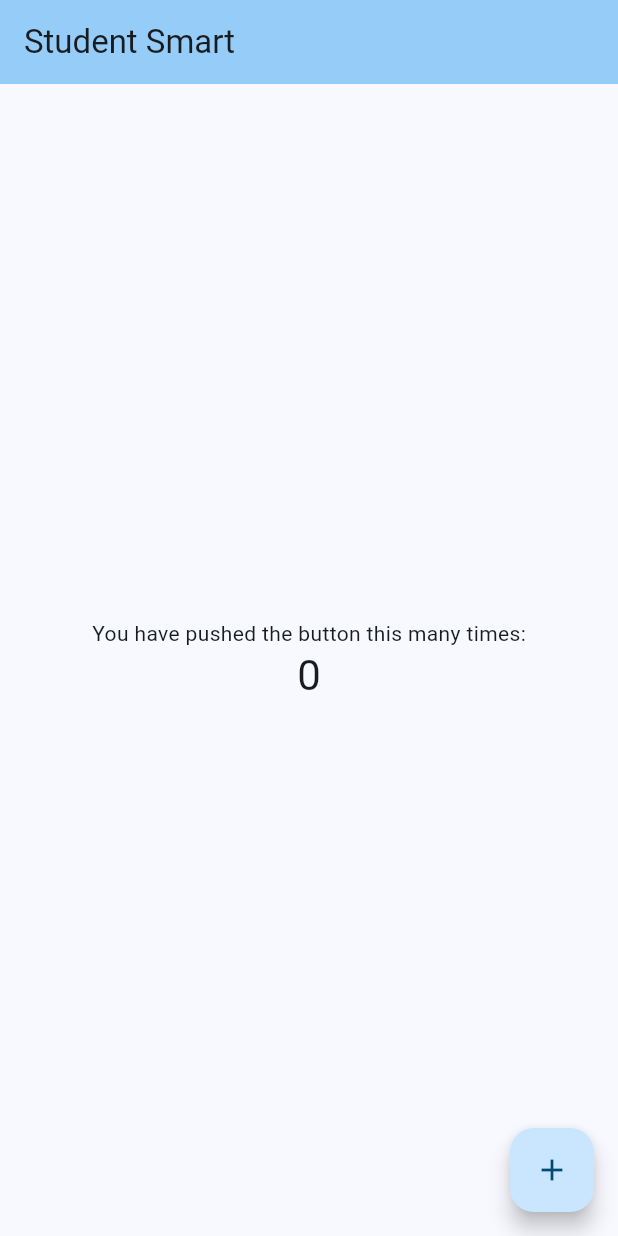
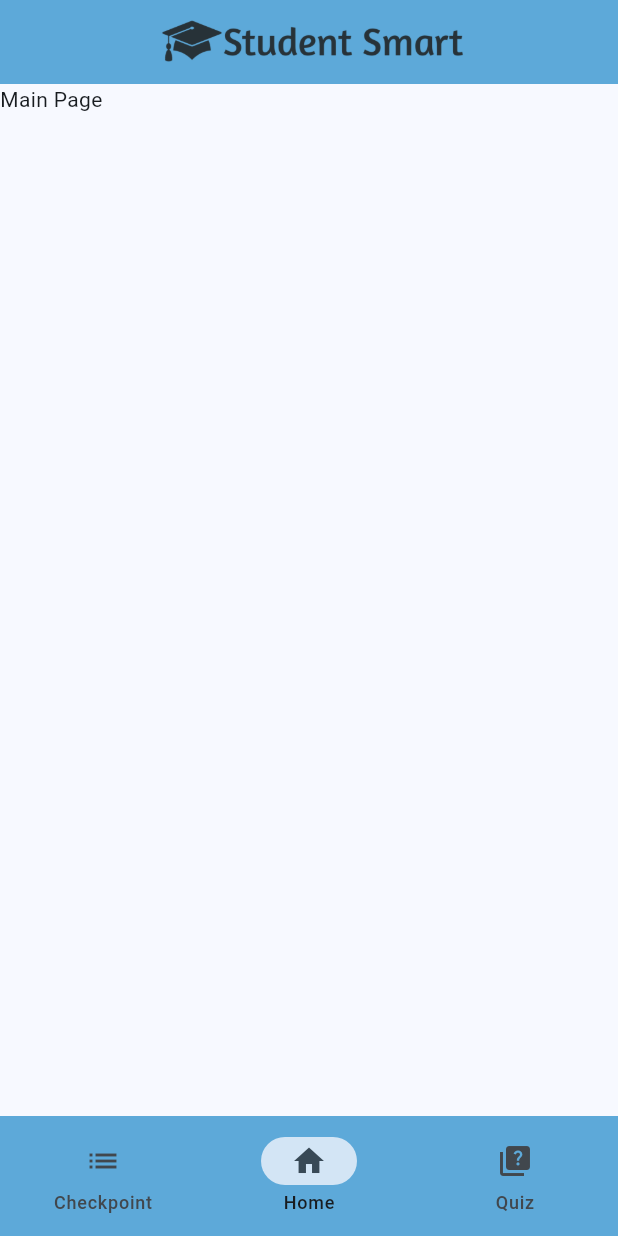
Before and after one commit to RaflySyauqi21/student_smart, a Flutter app: the screen it shows after launch, on a phone screen of 412 x 824 dp. Run offline on Flutter 3.47's test engine with Material 3 defaults, Android fonts, the phone set to English and light mode, and no system bars.

Commit message:
Feat: Add home, checkpoint, and quiz page

```diff
--- a/lib/main.dart
+++ b/lib/main.dart
@@ -1,4 +1,5 @@
 import 'package:flutter/material.dart';
+import 'package:student_smart/pages/home_page.dart';
 
 void main() {
   runApp(const MyApp());
@@ -13,110 +14,9 @@ class MyApp extends StatelessWidget {
     return MaterialApp(
       title: 'Flutter Demo',
       theme: ThemeData(
-        // This is the theme of your application.
-        //
-        // TRY THIS: Try running your application with "flutter run". You'll see
-        // the application has a purple toolbar. Then, without quitting the app,
-        // try changing the seedColor in the colorScheme below to Colors.green
-        // and then invoke "hot reload" (save your changes or press the "hot
-        // reload" button in a Flutter-supported IDE, or press "r" if you used
-        // the command line to start the app).
-        //
-        // Notice that the counter didn't reset back to zero; the application
-        // state is not lost during the reload. To reset the state, use hot
-        // restart instead.
-        //
-        // This works for code too, not just values: Most code changes can be
-        // tested with just a hot reload.
         colorScheme: ColorScheme.fromSeed(seedColor: Colors.lightBlue),
       ),
-      home: const MyHomePage(title: 'Student Smart'),
+      home: const HomePage(),
     );
   }
 }
-
-class MyHomePage extends StatefulWidget {
-  const MyHomePage({super.key, required this.title});
-
-  // This widget is the home page of your application. It is stateful, meaning
-  // that it has a State object (defined below) that contains fields that affect
-  // how it looks.
-
-  // This class is the configuration for the state. It holds the values (in this
-  // case the title) provided by the parent (in this case the App widget) and
-  // used by the build method of the State. Fields in a Widget subclass are
-  // always marked "final".
-
-  final String title;
-
-  @override
-  State<MyHomePage> createState() => _MyHomePageState();
-}
-
-class _MyHomePageState extends State<MyHomePage> {
-  int _counter = 0;
-
-  void _incrementCounter() {
-    setState(() {
-      // This call to setState tells the Flutter framework that something has
-      // changed in this State, which causes it to rerun the build method below
-      // so that the display can reflect the updated values. If we changed
-      // _counter without calling setState(), then the build method would not be
-      // called again, and so nothing would appear to happen.
-      _counter++;
-    });
-  }
-
-  @override
-  Widget build(BuildContext context) {
-    // This method is rerun every time setState is called, for instance as done
-    // by the _incrementCounter method above.
-    //
-    // The Flutter framework has been optimized to make rerunning build methods
-    // fast, so that you can just rebuild anything that needs updating rather
-    // than having to individually change instances of widgets.
-    return Scaffold(
-      appBar: AppBar(
-        // TRY THIS: Try changing the color here to a specific color (to
-        // Colors.amber, perhaps?) and trigger a hot reload to see the AppBar
-        // change color while the other colors stay the same.
-        backgroundColor: Theme.of(context).colorScheme.inversePrimary,
-        // Here we take the value from the MyHomePage object that was created by
-        // the App.build method, and use it to set our appbar title.
-        title: Text(widget.title),
-      ),
-      body: Center(
-        // Center is a layout widget. It takes a single child and positions it
-        // in the middle of the parent.
-        child: Column(
-          // Column is also a layout widget. It takes a list of children and
-          // arranges them vertically. By default, it sizes itself to fit its
-          // children horizontally, and tries to be as tall as its parent.
-          //
-          // Column has various properties to control how it sizes itself and
-          // how it positions its children. Here we use mainAxisAlignment to
-          // center the children vertically; the main axis here is the vertical
-          // axis because Columns are vertical (the cross axis would be
-          // horizontal).
-          //
-          // TRY THIS: Invoke "debug painting" (choose the "Toggle Debug Paint"
-          // action in the IDE, or press "p" in the console), to see the
-          // wireframe for each widget.
-          mainAxisAlignment: MainAxisAlignment.center,
-          children: <Widget>[
-            const Text('You have pushed the button this many times:'),
-            Text(
-              '$_counter',
-              style: Theme.of(context).textTheme.headlineMedium,
-            ),
-          ],
-        ),
-      ),
-      floatingActionButton: FloatingActionButton(
-        onPressed: _incrementCounter,
-        tooltip: 'Increment',
-        child: const Icon(Icons.add),
-      ), // This trailing comma makes auto-formatting nicer for build methods.
-    );
-  }
-}
--- /dev/null
+++ b/lib/pages/check_point_page.dart
@@ -0,0 +1,10 @@
+import 'package:flutter/material.dart';
+
+class CheckPointPage extends StatelessWidget {
+  const CheckPointPage({super.key});
+
+  @override
+  Widget build(BuildContext context) {
+    return const Text('Ceckpoint Page');
+  }
+}
--- /dev/null
+++ b/lib/pages/home_page.dart
@@ -0,0 +1,48 @@
+import 'package:flutter/material.dart';
+import 'package:student_smart/pages/check_point_page.dart';
+import 'package:student_smart/pages/main_page.dart';
+import 'package:student_smart/pages/quiz_selection_page.dart';
+
+class HomePage extends StatefulWidget {
+  const HomePage({super.key});
+
+  @override
+  State<HomePage> createState() => _HomePageState();
+}
+
+class _HomePageState extends State<HomePage> {
+  int currentIndex = 1;
+
+  @override
+  Widget build(BuildContext context) {
+    List<Widget> pagesNavigation = [
+      NavigationDestination(icon: Icon(Icons.list), label: 'Checkpoint'),
+      NavigationDestination(icon: Icon(Icons.home), label: 'Home'),
+      NavigationDestination(icon: Icon(Icons.quiz), label: 'Quiz'),
+    ];
+
+    return Scaffold(
+      appBar: AppBar(
+        title: Image.asset('assets/logo.png', width: 400, height: 260),
+        centerTitle: true,
+        backgroundColor: Color.fromRGBO(93, 169, 217, 1),
+      ),
+      body:
+          <Widget>[
+            CheckPointPage(),
+            MainPage(),
+            QuizSelectionpage(),
+          ][currentIndex],
+      bottomNavigationBar: NavigationBar(
+        backgroundColor: Color.fromRGBO(93, 169, 217, 1),
+        destinations: pagesNavigation,
+        selectedIndex: currentIndex,
+        onDestinationSelected: (int index) {
+          setState(() {
+            currentIndex = index;
+          });
+        },
+      ),
+    );
+  }
+}
--- /dev/null
+++ b/lib/pages/main_page.dart
@@ -0,0 +1,10 @@
+import 'package:flutter/material.dart';
+
+class MainPage extends StatelessWidget {
+  const MainPage({super.key});
+
+  @override
+  Widget build(BuildContext context) {
+    return const Text('Main Page');
+  }
+}
--- /dev/null
+++ b/lib/pages/quiz_selection_page.dart
@@ -0,0 +1,10 @@
+import 'package:flutter/material.dart';
+
+class QuizSelectionpage extends StatelessWidget {
+  const QuizSelectionpage({super.key});
+
+  @override
+  Widget build(BuildContext context) {
+    return const Text('Quiz Page');
+  }
+}
--- a/pubspec.yaml
+++ b/pubspec.yaml
@@ -58,10 +58,8 @@ flutter:
   uses-material-design: true
 
   # To add assets to your application, add an assets section, like this:
-  # assets:
-  #   - images/a_dot_burr.jpeg
-  #   - images/a_dot_ham.jpeg
-
+  assets:
+    - assets/logo.png
   # An image asset can refer to one or more resolution-specific "variants", see
   # https://flutter.dev/to/resolution-aware-images
 
```
Also changed, not shown: assets/logo.png (added), 1 other file.
